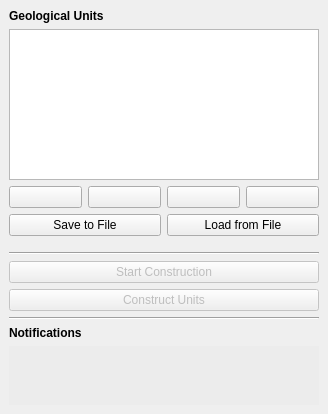
stdonn/ParallelLineConstruction, file parallel_line_construction_dockwidget_base.ui: the form before one commit.
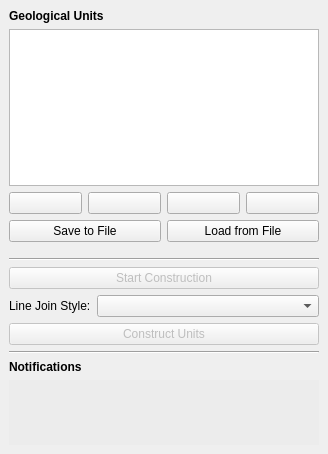
The form after the commit. Icons and pictures are not drawn.

Diff of the .ui file:
```diff
--- a/parallel_line_construction_dockwidget_base.ui
+++ b/parallel_line_construction_dockwidget_base.ui
@@ -10,7 +10,7 @@
     <x>0</x>
     <y>0</y>
     <width>328</width>
-    <height>414</height>
+    <height>454</height>
    </rect>
   </property>
   <property name="windowTitle">
@@ -194,6 +194,36 @@
       </property>
      </widget>
     </item>
+    <item>
+     <layout class="QHBoxLayout" name="horizontalLayout_4">
+      <property name="bottomMargin">
+       <number>0</number>
+      </property>
+      <item>
+       <widget class="QLabel" name="label">
+        <property name="text">
+         <string>Line Join Style:</string>
+        </property>
+       </widget>
+      </item>
+      <item>
+       <widget class="QComboBox" name="line_join_style">
+        <property name="sizePolicy">
+         <sizepolicy hsizetype="MinimumExpanding" vsizetype="Fixed">
+          <horstretch>0</horstretch>
+          <verstretch>0</verstretch>
+         </sizepolicy>
+        </property>
+        <property name="currentText">
+         <string/>
+        </property>
+        <property name="currentIndex">
+         <number>-1</number>
+        </property>
+       </widget>
+      </item>
+     </layout>
+    </item>
     <item>
      <widget class="QPushButton" name="construct">
       <property name="enabled">
```
